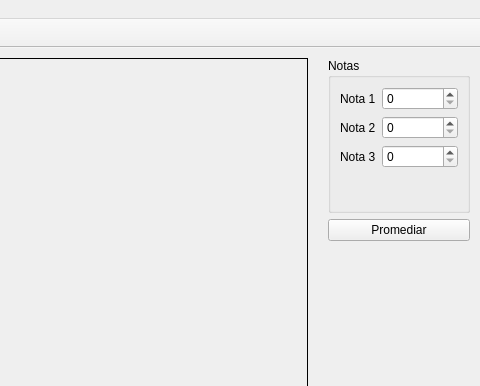
First picture: the form in principal.ui, repository Stemateo03/Graficos-60, before the edit; both pictures show x 202 to 682 and y 0 to 386 of the 682 by 591 pixel window.
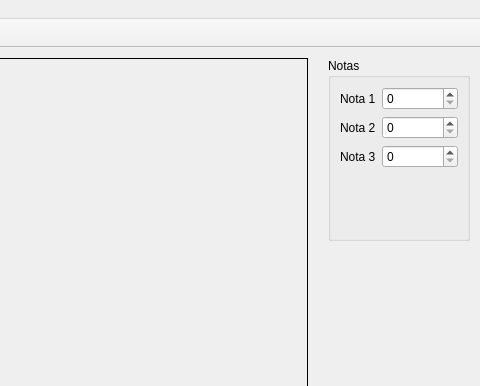
Second picture: the form after the edit. Icons and pictures are not drawn.

What changed in the file:
```diff
--- a/principal.ui
+++ b/principal.ui
@@ -88,13 +88,6 @@
        </layout>
       </widget>
      </item>
-     <item>
-      <widget class="QPushButton" name="pushButton">
-       <property name="text">
-        <string>Promediar</string>
-       </property>
-      </widget>
-     </item>
     </layout>
    </widget>
   </widget>
```
